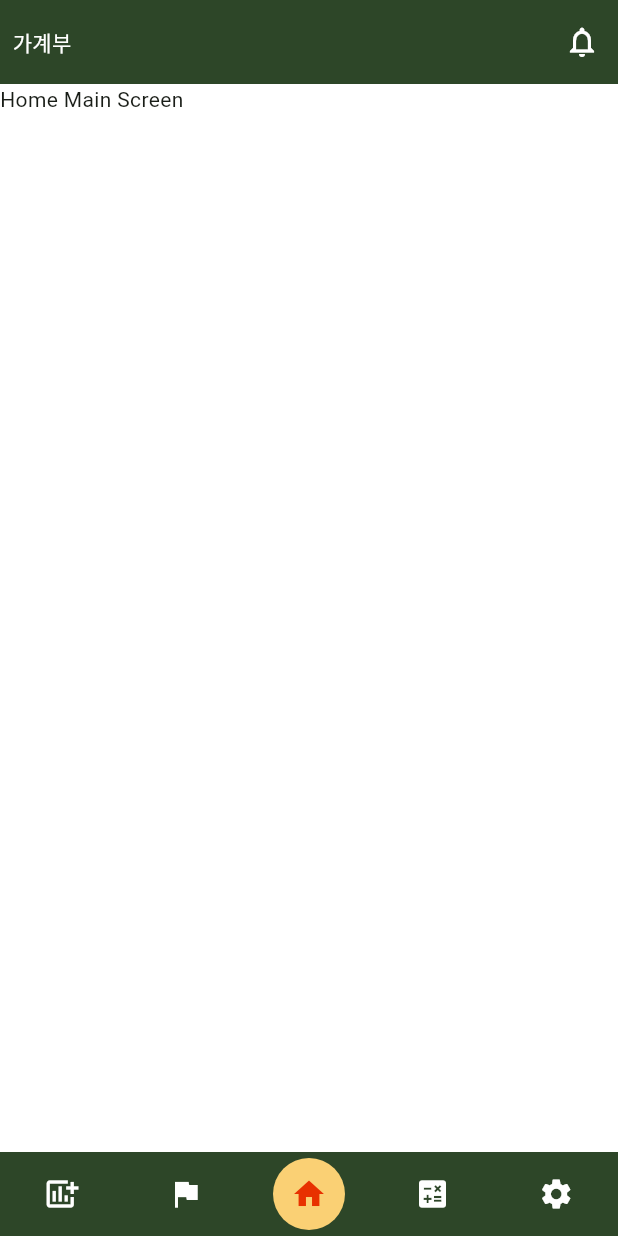
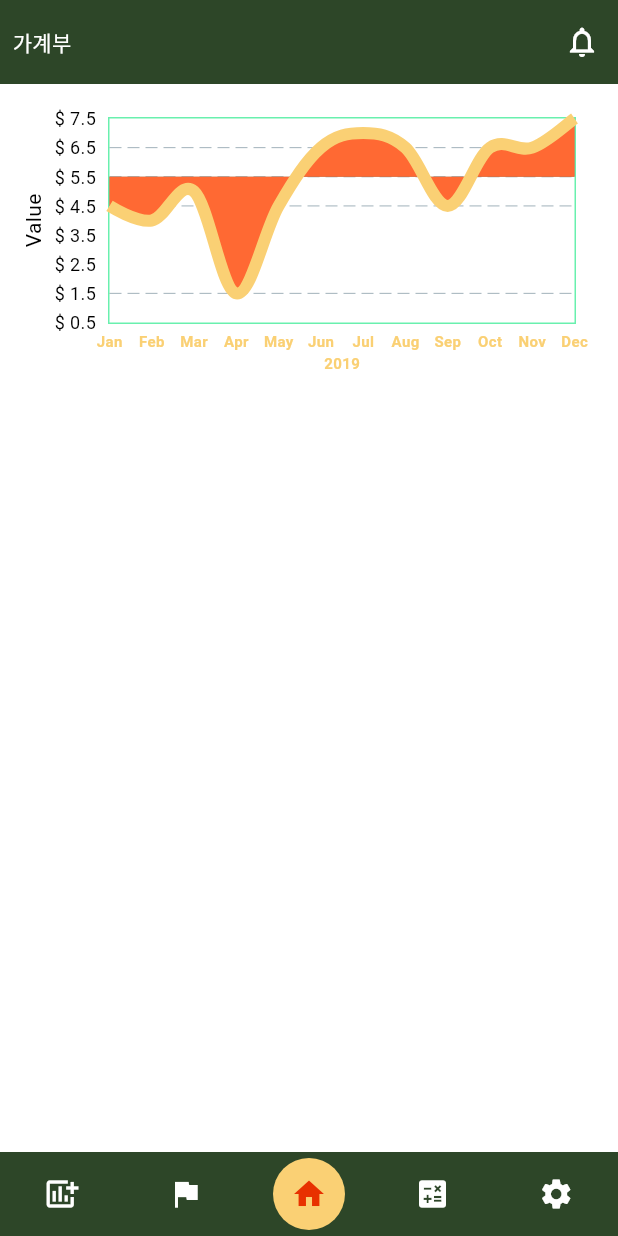
Before and after one commit to joy293/money_record_note, a Flutter app: the screen it shows after launch, item 3 of the bottom bar chosen, on a phone screen of 412 x 824 dp. Run offline on Flutter 3.47's test engine with Material 3 defaults, Android fonts, the phone set to English and light mode, and no system bars; drawn by our look-alikes of fl_chart, flutter_snake_navigationbar; our stand-ins replace get.

Commit message:
💄 Chart 샘플

```diff
--- a/lib/main.dart
+++ b/lib/main.dart
@@ -26,7 +26,7 @@ class _MoneyRecordNoteState extends State<MoneyRecordNote> {
       GetMaterialApp(
       debugShowCheckedModeBanner: false,
       theme: lightMode,
-      darkTheme: darkMode,
+      // darkTheme: darkMode,
       home: MainBottomNavigationBar(),
       )
     );
--- a/lib/ui/home/view/home_main_screen.dart
+++ b/lib/ui/home/view/home_main_screen.dart
@@ -1,4 +1,5 @@
 import 'package:flutter/material.dart';
+import 'package:money_record_note/ui/home/widget/money_record_chart.dart';
 import 'package:money_record_note/widget/main_app_bar.dart';
 import 'package:money_record_note/widget/main_bottom_navigation_bar.dart';
 
@@ -14,7 +15,8 @@ class _HomeMainScreenState extends State<HomeMainScreen> {
   Widget build(BuildContext context) {
     return Scaffold(
       appBar: MainAppBar(),
-      body: Text('Home Main Screen'),
+      body: MoneyRecordChart(),
+      // body: Text('Home Main Screen'),
     );
   }
 }
--- a/lib/ui/home/widget/money_record_chart.dart
+++ b/lib/ui/home/widget/money_record_chart.dart
@@ -1,15 +1,203 @@
+import 'package:fl_chart/fl_chart.dart';
 import 'package:flutter/material.dart';
+import 'package:money_record_note/assets/colors/color.dart';
 
-class MoneyRecordChart extends StatefulWidget {
-  const MoneyRecordChart({super.key});
+
+class MoneyRecordChart extends StatelessWidget {
+  MoneyRecordChart({
+    super.key,
+    Color? mainLineColor,
+    Color? belowLineColor,
+    Color? aboveLineColor,
+  })  : mainLineColor =
+      mainLineColor ?? mainYellow,
+        belowLineColor =
+            belowLineColor ?? mainOrange,
+        aboveLineColor =
+            aboveLineColor ?? mainGreen.withOpacity(0.7);
+
+  final Color mainLineColor;
+  final Color belowLineColor;
+  final Color aboveLineColor;
+
+  Widget bottomTitleWidgets(double value, TitleMeta meta) {
+    String text;
+    switch (value.toInt()) {
+      case 0:
+        text = 'Jan';
+        break;
+      case 1:
+        text = 'Feb';
+        break;
+      case 2:
+        text = 'Mar';
+        break;
+      case 3:
+        text = 'Apr';
+        break;
+      case 4:
+        text = 'May';
+        break;
+      case 5:
+        text = 'Jun';
+        break;
+      case 6:
+        text = 'Jul';
+        break;
+      case 7:
+        text = 'Aug';
+        break;
+      case 8:
+        text = 'Sep';
+        break;
+      case 9:
+        text = 'Oct';
+        break;
+      case 10:
+        text = 'Nov';
+        break;
+      case 11:
+        text = 'Dec';
+        break;
+      default:
+        return Container();
+    }
+
+    return SideTitleWidget(
+      axisSide: meta.axisSide,
+      space: 4,
+      child: Text(
+        text,
+        style: TextStyle(
+          fontSize: 10,
+          color: mainLineColor,
+          fontWeight: FontWeight.bold,
+        ),
+      ),
+    );
+  }
+
+  Widget leftTitleWidgets(double value, TitleMeta meta) {
+    const style = TextStyle(
+      color: Colors.black,
+      fontSize: 12,
+    );
+    return SideTitleWidget(
+      axisSide: meta.axisSide,
+      child: Text('\$ ${value + 0.5}', style: style),
+    );
+  }
 
   @override
-  State<MoneyRecordChart> createState() => _MoneyRecordChartState();
-}
+  Widget build(BuildContext context) {
+    const cutOffYValue = 5.0;
 
-class _MoneyRecordChartState extends State<MoneyRecordChart> {
-  @override
-  Widget build(BuildContext context) {
-    return const Placeholder();
+    return AspectRatio(
+      aspectRatio: 2,
+      child: Padding(
+        padding: const EdgeInsets.only(
+          left: 12,
+          right: 28,
+          top: 22,
+          bottom: 12,
+        ),
+        child: LineChart(
+          LineChartData(
+            lineTouchData: const LineTouchData(enabled: false),
+            lineBarsData: [
+              LineChartBarData(
+                spots: const [
+                  FlSpot(0, 4),
+                  FlSpot(1, 3.5),
+                  FlSpot(2, 4.5),
+                  FlSpot(3, 1),
+                  FlSpot(4, 4),
+                  FlSpot(5, 6),
+                  FlSpot(6, 6.5),
+                  FlSpot(7, 6),
+                  FlSpot(8, 4),
+                  FlSpot(9, 6),
+                  FlSpot(10, 6),
+                  FlSpot(11, 7),
+                ],
+                isCurved: true,
+                barWidth: 8,
+                color: mainLineColor,
+                belowBarData: BarAreaData(
+                  show: true,
+                  color: belowLineColor,
+                  cutOffY: cutOffYValue,
+                  applyCutOffY: true,
+                ),
+                aboveBarData: BarAreaData(
+                  show: true,
+                  color: aboveLineColor,
+                  cutOffY: cutOffYValue,
+                  applyCutOffY: true,
+                ),
+                dotData: const FlDotData(
+                  show: false,
+                ),
+              ),
+            ],
+            minY: 0,
+            titlesData: FlTitlesData(
+              show: true,
+              topTitles: const AxisTitles(
+                sideTitles: SideTitles(showTitles: false),
+              ),
+              rightTitles: const AxisTitles(
+                sideTitles: SideTitles(showTitles: false),
+              ),
+              bottomTitles: AxisTitles(
+                axisNameWidget: Text(
+                  '2019',
+                  style: TextStyle(
+                    fontSize: 10,
+                    color: mainLineColor,
+                    fontWeight: FontWeight.bold,
+                  ),
+                ),
+                sideTitles: SideTitles(
+                  showTitles: true,
+                  reservedSize: 18,
+                  interval: 1,
+                  getTitlesWidget: bottomTitleWidgets,
+                ),
+              ),
+              leftTitles: AxisTitles(
+                axisNameSize: 20,
+                axisNameWidget: const Text(
+                  'Value',
+                  style: TextStyle(
+                    color: Colors.black,
+                  ),
+                ),
+                sideTitles: SideTitles(
+                  showTitles: true,
+                  interval: 1,
+                  reservedSize: 40,
+                  getTitlesWidget: leftTitleWidgets,
+                ),
+              ),
+            ),
+            borderData: FlBorderData(
+              show: true,
+              border: Border.all(
+                color: Colors.greenAccent,
+              ),
+            ),
+            gridData: FlGridData(
+              show: true,
+              drawVerticalLine: false,
+              horizontalInterval: 1,
+              checkToShowHorizontalLine: (double value) {
+                return value == 1 || value == 6 || value == 4 || value == 5;
+              },
+            ),
+          ),
+        ),
+      ),
+    );
   }
 }
--- a/lib/widget/main_app_bar.dart
+++ b/lib/widget/main_app_bar.dart
@@ -15,6 +15,7 @@ class _MainAppBarState extends State<MainAppBar> {
   @override
   Widget build(BuildContext context) {
     return AppBar(
+      // backgroundColor: Colors.white,
       backgroundColor: mainGreen,
       leading: Center(
           child: Text('가계부',
```
